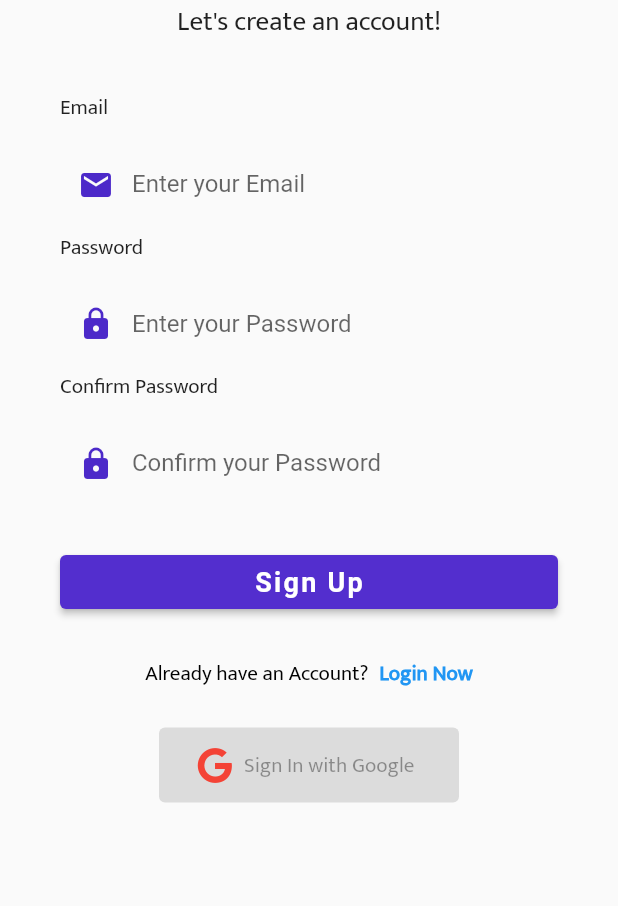
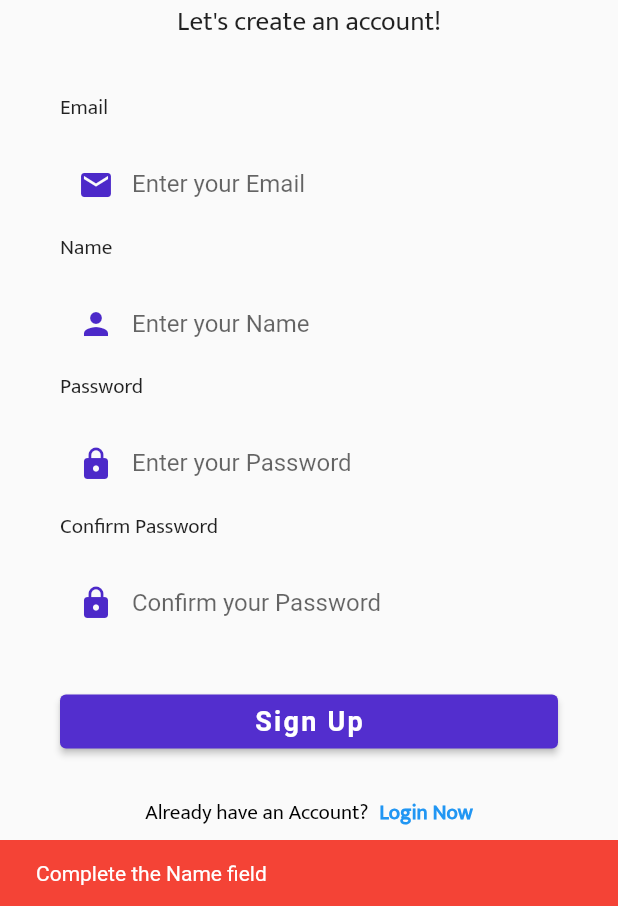
Before and after one commit to Cris714/sophia_transcrit, a Flutter app: the RegisterPage screen opened directly with empty values, after a tap on "Sign Up", on a phone screen of 412 x 824 dp, the part 330-1236 px from its top. Run offline on Flutter 3.47's test engine with Material 2 defaults, Android fonts, the phone set to English and light mode, and no system bars; our stand-ins replace audioplayers, file_picker, firebase_auth, firebase_core, flutter_local_notifications, font_awesome_flutter and 5 more; missing offline and left inert: record; accounts and stored records are empty; network calls fail; Roboto replaces fonts that are missing (OpenSans); statements that could not run were skipped.

```diff
--- a/lib/login.dart
+++ b/lib/login.dart
@@ -31,7 +31,7 @@ class _LoginScreenState extends State<LoginScreen> {
   }
 
   void signInWithGoogle() async {
-    User? user = await GoogleServiceApi.signInWithGoogle();
+    final user = await GoogleServiceApi.signInWithGoogle();
     appProvider.setUser(user);
   }
 
@@ -65,8 +65,8 @@ class _LoginScreenState extends State<LoginScreen> {
         email: emailController.text,
         password: passwordController.text,
       );
+      appProvider.setUser(FirebaseAuth.instance.currentUser);
       Navigator.pop(context);
-      appProvider.setUser(FirebaseAuth.instance.currentUser);
     } on FirebaseAuthException catch(e) {
       Navigator.pop(context);
       if(e.code == 'user-not-found') {
--- a/lib/register_page.dart
+++ b/lib/register_page.dart
@@ -5,7 +5,6 @@ import 'package:font_awesome_flutter/font_awesome_flutter.dart';
 import 'package:provider/provider.dart';
 
 import 'app_provider.dart';
-import 'google_auth_service.dart';
 
 class RegisterPage extends StatefulWidget {
   final Function()? onTap;
@@ -18,6 +17,7 @@ class RegisterPage extends StatefulWidget {
 class _RegisterPageState extends State<RegisterPage> {
   late AppProvider appProvider;
   final emailController = TextEditingController();
+  final nameController = TextEditingController();
   final passwordController = TextEditingController();
   final confirmPasswordController = TextEditingController();
 
@@ -39,28 +39,37 @@ class _RegisterPageState extends State<RegisterPage> {
     );
 
     try {
+      if(nameController.text.isNotEmpty) {
         if(passwordController.text == confirmPasswordController.text) {
           await FirebaseAuth.instance.createUserWithEmailAndPassword(
             email: emailController.text,
             password: passwordController.text,
           );
+          debugPrint(nameController.text);
+          await FirebaseAuth.instance.currentUser!.updateDisplayName(nameController.text);
+          debugPrint(FirebaseAuth.instance.currentUser!.displayName);
           appProvider.setUser(FirebaseAuth.instance.currentUser);
+          Navigator.pop(context);
         } else {
+          Navigator.pop(context);
           showMessage('Passwords don\'t match!');
         }
+      } else {
+        Navigator.pop(context);
+        showMessage("Complete the Name field");
+      }
     } on FirebaseAuthException catch(e) {
+      Navigator.pop(context);
       if(e.code == 'email-already-in-use') {
         showMessage('Email already in use');
       } else if(e.code == 'invalid-email') {
         showMessage('Invalid email');
-      } else if(e.code == 'operation-not-allowed') {
-        showMessage('operation-not-allowed');
       } else if(e.code == 'weak-password') {
         showMessage('Weak password');
+      } else {
+        showMessage('Sign Up Failed');
       }
     }
-
-    Navigator.pop(context);
   }
 
   Widget _buildEmailTF() {
@@ -89,6 +98,38 @@ class _RegisterPageState extends State<RegisterPage> {
               hintText: 'Enter your Email',
             ),
             controller: emailController,
+          ),
+        ),
+      ],
+    );
+  }
+
+  Widget _buildNameTF() {
+    return Column(
+      crossAxisAlignment: CrossAxisAlignment.start,
+      children: <Widget>[
+        const Text(
+          'Name',
+        ),
+        const SizedBox(height: 10.0),
+        Container(
+          alignment: Alignment.centerLeft,
+          height: 60.0,
+          child: TextField(
+            keyboardType: TextInputType.name,
+            style: const TextStyle(
+              fontFamily: 'OpenSans',
+            ),
+            decoration: const InputDecoration(
+              border: InputBorder.none,
+              contentPadding: EdgeInsets.only(top: 14.0),
+              prefixIcon: Icon(
+                Icons.person,
+                color: Color(0xFF4C29C9),
+              ),
+              hintText: 'Enter your Name',
+            ),
+            controller: nameController,
           ),
         ),
       ],
@@ -262,6 +303,7 @@ class _RegisterPageState extends State<RegisterPage> {
                       ),
                       const SizedBox(height: 30.0),
                       _buildEmailTF(),
+                      _buildNameTF(),
                       _buildPasswordTF(),
                       _buildConfirmPasswordTF(),
                       _buildLoginBtn(),
```
Also changed, not shown: lib/get_audio_page.dart (+14 -4 lines), lib/google_auth_service.dart (+12 -6 lines). Lines whose indentation alone changed are shown as unchanged.
